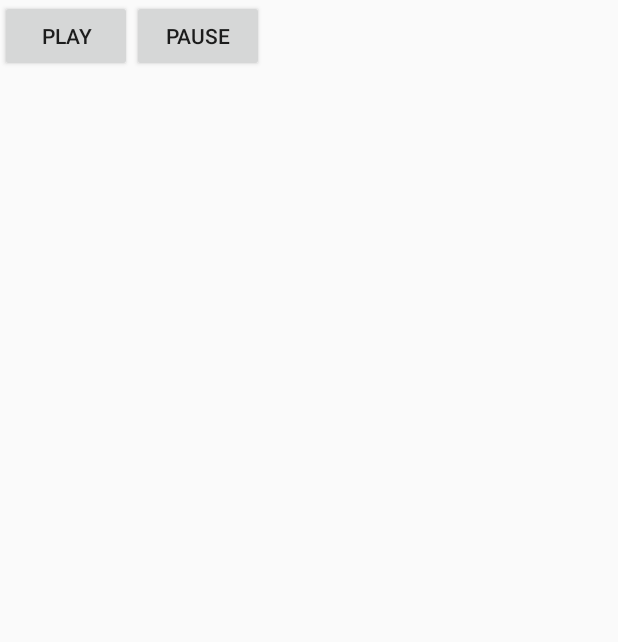
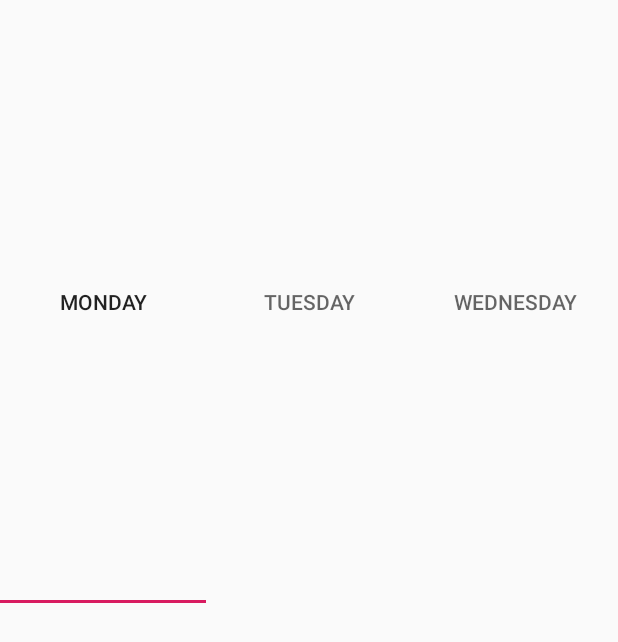
Before and after one commit to JackKetch1686/Equalizer, an Android app: the layout activity_main.xml on its own in the app's theme, with its tools: preview values and no code run, on a phone screen of 412 x 824 dp. Shown: the top 642 px of the screen. Run offline under Robolectric (Android 15) with nearby library versions, the light colour scheme and no system bars.

Commit message:
viewPager 4 windows empty

```diff
--- a/app/src/main/res/layout/activity_main.xml
+++ b/app/src/main/res/layout/activity_main.xml
@@ -5,17 +5,30 @@
         xmlns:app="http://schemas.android.com/apk/res-auto"
         android:layout_width="match_parent"
         android:layout_height="match_parent"
-        tools:context=".MainActivity">
+        tools:context=".MainActivity" android:orientation="vertical">
+    <com.google.android.material.tabs.TabLayout
+            android:layout_width="match_parent"
+            android:layout_height="match_parent" android:id="@+id/tabs"
+            app:tabMode="fixed"
+            android:layout_weight="1"
+            app:tabGravity="fill">
 
-    <Button android:layout_width="wrap_content"
-            android:layout_height="wrap_content"
-            android:text="Play"
-    android:id="@+id/Play"
-    />
-    <Button android:layout_width="wrap_content"
-            android:text="Pause"
-            android:layout_height="wrap_content"
-            android:id="@+id/Pause"
-    />
+        <com.google.android.material.tabs.TabItem
+                android:layout_width="wrap_content"
+                android:layout_height="wrap_content"
+                android:text="Monday"/>
 
+        <com.google.android.material.tabs.TabItem
+                android:layout_width="wrap_content"
+                android:layout_height="wrap_content"
+                android:text="Tuesday"/>
+
+        <com.google.android.material.tabs.TabItem
+                android:layout_width="wrap_content"
+                android:layout_height="wrap_content"
+                android:text="Wednesday"/>
+    </com.google.android.material.tabs.TabLayout>
+    <androidx.viewpager.widget.ViewPager
+            android:layout_width="match_parent"
+            android:layout_height="match_parent" android:id="@+id/viewPager" android:layout_weight="0.95"/>
 </LinearLayout>
--- a/app/src/main/res/values/strings.xml
+++ b/app/src/main/res/values/strings.xml
@@ -1,3 +1,6 @@
 <resources>
-    <string name="app_name">AdvancedMusicPlayer</string>
+    <string name="app_name">My Applicatio</string>
+
+    <!-- TODO: Remove or change this placeholder text -->
+    <string name="hello_blank_fragment">Hello blank fragment</string>
 </resources>
```
Also changed, not shown: app/build.gradle (+6 -3 lines), app/src/main/AndroidManifest.xml (+1 -6 lines), app/src/main/java/com/example/myapplicatio/FragmentFour.kt (added, +24 -0 lines), app/src/main/java/com/example/myapplicatio/FragmentOne.kt (added, +24 -0 lines), app/src/main/java/com/example/myapplicatio/FragmentThree.kt (added, +24 -0 lines), app/src/main/java/com/example/myapplicatio/FragmentTwo.kt (added, +24 -0 lines), app/src/main/java/com/example/myapplicatio/MainActivity.kt (added, +50 -0 lines), app/src/main/res/layout/fragment_fragment_one.xml (added, +18 -0 lines), gradle/wrapper/gradle-wrapper.properties, 3 other files.
